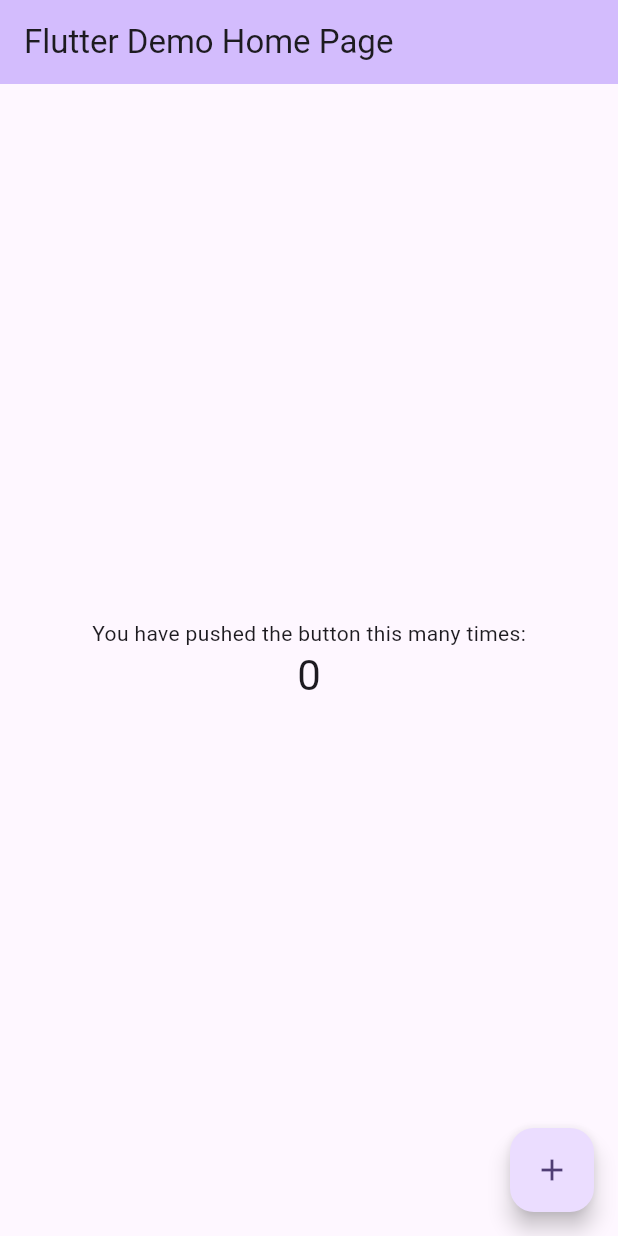
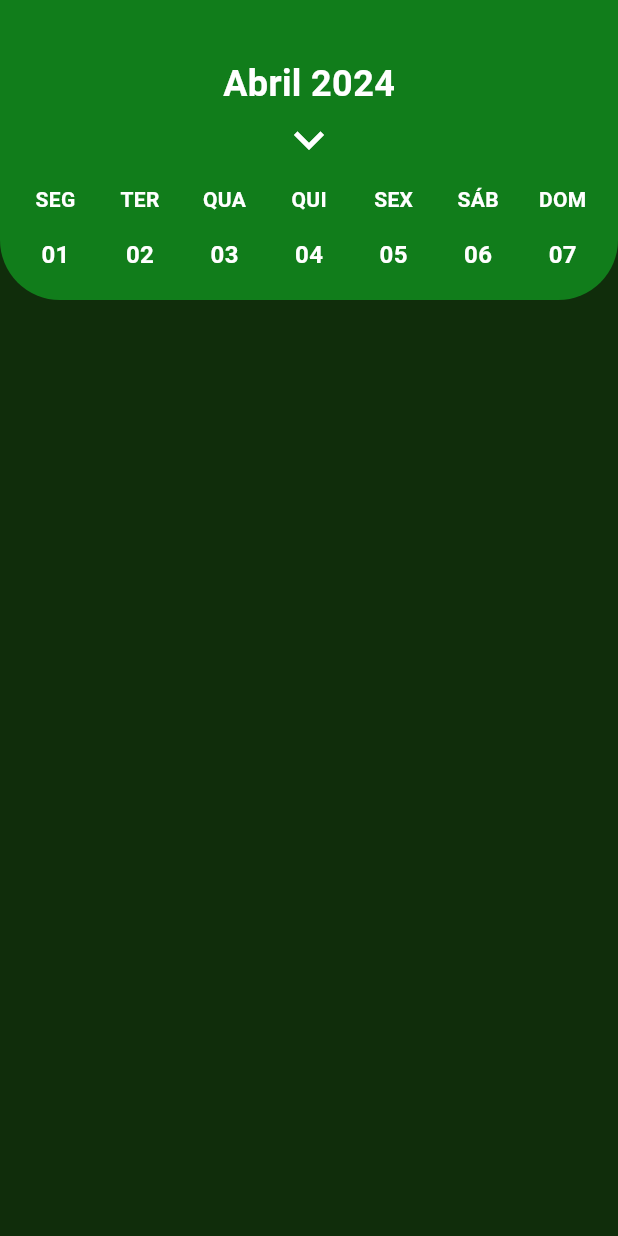
Before and after one commit to Hudsonrb77/Geren, a Flutter app: the screen it shows after launch, on a phone screen of 412 x 824 dp. Run offline on Flutter 3.47's test engine with Material 3 defaults, Android fonts, the phone set to English and light mode, and no system bars.

Commit message:
Iniciando o  desenvolvimento a tela home.

```diff
--- a/lib/main.dart
+++ b/lib/main.dart
@@ -1,125 +1,42 @@
 import 'package:flutter/material.dart';
+//import 'screens/singup_page.dart';
+import 'screens/home_page.dart';
 
-void main() {
-  runApp(const MyApp());
-}
+main() => runApp(GenApp());
 
-class MyApp extends StatelessWidget {
-  const MyApp({super.key});
+class GenApp extends StatelessWidget {
+  GenApp({super.key});
+  final ThemeData tema = ThemeData();
 
-  // This widget is the root of your application.
   @override
   Widget build(BuildContext context) {
     return MaterialApp(
-      title: 'Flutter Demo',
-      theme: ThemeData(
-        // This is the theme of your application.
-        //
-        // TRY THIS: Try running your application with "flutter run". You'll see
-        // the application has a purple toolbar. Then, without quitting the app,
-        // try changing the seedColor in the colorScheme below to Colors.green
-        // and then invoke "hot reload" (save your changes or press the "hot
-        // reload" button in a Flutter-supported IDE, or press "r" if you used
-        // the command line to start the app).
-        //
-        // Notice that the counter didn't reset back to zero; the application
-        // state is not lost during the reload. To reset the state, use hot
-        // restart instead.
-        //
-        // This works for code too, not just values: Most code changes can be
-        // tested with just a hot reload.
-        colorScheme: ColorScheme.fromSeed(seedColor: Colors.deepPurple),
-        useMaterial3: true,
+      home: HomePage(),
+      theme: tema.copyWith(
+        colorScheme: tema.colorScheme.copyWith(
+          primary: Colors.green,
+          secondary: Colors.amber,
+        ),
+        textTheme: tema.textTheme.copyWith(
+          titleLarge: const TextStyle(
+            fontFamily: 'Sora',
+            fontSize: 18,
+            fontWeight: FontWeight.bold,
+            color: Color.fromARGB(255, 235, 204, 204),
+          ),
+          labelLarge: const TextStyle(
+            color: Colors.white,
+            fontWeight: FontWeight.bold,
+          ),
+        ),
+        appBarTheme: const AppBarTheme(
+          titleTextStyle: TextStyle(
+            fontFamily: 'Sora',
+            fontSize: 20,
+            fontWeight: FontWeight.bold,
+          ),
+        ),
       ),
-      home: const MyHomePage(title: 'Flutter Demo Home Page'),
     );
   }
 }
-
-class MyHomePage extends StatefulWidget {
-  const MyHomePage({super.key, required this.title});
-
-  // This widget is the home page of your application. It is stateful, meaning
-  // that it has a State object (defined below) that contains fields that affect
-  // how it looks.
-
-  // This class is the configuration for the state. It holds the values (in this
-  // case the title) provided by the parent (in this case the App widget) and
-  // used by the build method of the State. Fields in a Widget subclass are
-  // always marked "final".
-
-  final String title;
-
-  @override
-  State<MyHomePage> createState() => _MyHomePageState();
-}
-
-class _MyHomePageState extends State<MyHomePage> {
-  int _counter = 0;
-
-  void _incrementCounter() {
-    setState(() {
-      // This call to setState tells the Flutter framework that something has
-      // changed in this State, which causes it to rerun the build method below
-      // so that the display can reflect the updated values. If we changed
-      // _counter without calling setState(), then the build method would not be
-      // called again, and so nothing would appear to happen.
-      _counter++;
-    });
-  }
-
-  @override
-  Widget build(BuildContext context) {
-    // This method is rerun every time setState is called, for instance as done
-    // by the _incrementCounter method above.
-    //
-    // The Flutter framework has been optimized to make rerunning build methods
-    // fast, so that you can just rebuild anything that needs updating rather
-    // than having to individually change instances of widgets.
-    return Scaffold(
-      appBar: AppBar(
-        // TRY THIS: Try changing the color here to a specific color (to
-        // Colors.amber, perhaps?) and trigger a hot reload to see the AppBar
-        // change color while the other colors stay the same.
-        backgroundColor: Theme.of(context).colorScheme.inversePrimary,
-        // Here we take the value from the MyHomePage object that was created by
-        // the App.build method, and use it to set our appbar title.
-        title: Text(widget.title),
-      ),
-      body: Center(
-        // Center is a layout widget. It takes a single child and positions it
-        // in the middle of the parent.
-        child: Column(
-          // Column is also a layout widget. It takes a list of children and
-          // arranges them vertically. By default, it sizes itself to fit its
-          // children horizontally, and tries to be as tall as its parent.
-          //
-          // Column has various properties to control how it sizes itself and
-          // how it positions its children. Here we use mainAxisAlignment to
-          // center the children vertically; the main axis here is the vertical
-          // axis because Columns are vertical (the cross axis would be
-          // horizontal).
-          //
-          // TRY THIS: Invoke "debug painting" (choose the "Toggle Debug Paint"
-          // action in the IDE, or press "p" in the console), to see the
-          // wireframe for each widget.
-          mainAxisAlignment: MainAxisAlignment.center,
-          children: <Widget>[
-            const Text(
-              'You have pushed the button this many times:',
-            ),
-            Text(
-              '$_counter',
-              style: Theme.of(context).textTheme.headlineMedium,
-            ),
-          ],
-        ),
-      ),
-      floatingActionButton: FloatingActionButton(
-        onPressed: _incrementCounter,
-        tooltip: 'Increment',
-        child: const Icon(Icons.add),
-      ), // This trailing comma makes auto-formatting nicer for build methods.
-    );
-  }
-}
--- /dev/null
+++ b/lib/screens/home_page.dart
@@ -0,0 +1,128 @@
+import 'package:flutter/material.dart';
+
+class HomePage extends StatefulWidget {
+  @override
+  _HomePageState createState() => _HomePageState();
+}
+
+class _HomePageState extends State<HomePage> {
+  String? _selectedDay; // Pode ser nulo agora
+
+  @override
+  Widget build(BuildContext context) {
+    // Obtém a largura máxima do dispositivo
+    double maxWidth = MediaQuery.of(context).size.width;
+
+    return Scaffold(
+      backgroundColor: const Color.fromARGB(255, 16, 45, 11),
+      body: SingleChildScrollView(
+        child: Column(
+          children: [
+            Container(
+              width: maxWidth, // Largura máxima do dispositivo
+              height: 200,
+              decoration: const BoxDecoration(
+                color: Color.fromRGBO(17, 125, 27, 1), // Cor em RGB
+                borderRadius: BorderRadius.only(
+                  bottomLeft: Radius.circular(40),
+                  bottomRight: Radius.circular(40),
+                ),
+              ),
+              child: Center(
+                child: Column(
+                  mainAxisAlignment: MainAxisAlignment.center,
+                  children: [
+                    SizedBox(
+                      height: 30,
+                    ),
+                    const Text(
+                      'Abril 2024',
+                      style: TextStyle(
+                        color: Colors.white,
+                        fontSize: 24,
+                        fontWeight: FontWeight.bold,
+                      ),
+                    ),
+                    const Icon(
+                      Icons.keyboard_arrow_down,
+                      color: Colors.white,
+                      size: 40,
+                    ),
+                    const SizedBox(height: 10),
+                    Row(
+                      mainAxisAlignment: MainAxisAlignment.spaceEvenly,
+                      children: [
+                        _buildDayInfo('SEG', '01'),
+                        _buildDayInfo('TER', '02'),
+                        _buildDayInfo('QUA', '03'),
+                        _buildDayInfo('QUI', '04'),
+                        _buildDayInfo('SEX', '05'),
+                        _buildDayInfo('SÁB', '06'),
+                        _buildDayInfo('DOM', '07'),
+                      ],
+                    ),
+                  ],
+                ),
+              ),
+            ),
+            const SizedBox(
+                height:
+                    20), // Espaçamento entre o retângulo e o conteúdo abaixo
+            // Adicione aqui o resto do conteúdo da tela
+          ],
+        ),
+      ),
+    );
+  }
+
+  Widget _buildDayInfo(String weekDay, String dayNumber) {
+    bool isSelected = _selectedDay == dayNumber;
+
+    return Column(
+      children: [
+        Text(
+          weekDay,
+          style: const TextStyle(
+            color: Colors.white,
+            fontWeight: FontWeight.bold,
+          ),
+        ),
+        const SizedBox(height: 5),
+        GestureDetector(
+          onTap: () {
+            setState(() {
+              if (_selectedDay == dayNumber) {
+                _selectedDay = null; // Deseleciona se já estiver selecionado
+              } else {
+                _selectedDay = dayNumber; // Seleciona o dia
+              }
+            });
+          },
+          child: Container(
+            decoration: BoxDecoration(
+              color: isSelected
+                  ? Color.fromRGBO(17, 125, 27, 1)
+                  : Colors.transparent,
+              shape: BoxShape.circle,
+              border: Border.all(
+                color: isSelected
+                    ? Color.fromRGBO(0, 255, 40, 1.0)
+                    : Colors.transparent,
+                width: 2,
+              ),
+            ),
+            padding: const EdgeInsets.all(8),
+            child: Text(
+              dayNumber,
+              style: TextStyle(
+                color: isSelected ? Colors.white : Colors.white,
+                fontWeight: FontWeight.bold,
+                fontSize: 16,
+              ),
+            ),
+          ),
+        ),
+      ],
+    );
+  }
+}
```
Also changed, not shown: lib/screens/singup_page.dart (added, +122 -0 lines), lib/widgets/botao_agendar.dart (added, +36 -0 lines), lib/widgets/campo_de_entrada.dart (added, +57 -0 lines), lib/widgets/campo_de_texto.dart (added, +47 -0 lines), pubspec.yaml (+11 -7 lines), assets/fonts/Sora-Bold.ttf (added), assets/fonts/Sora-Light.ttf (added), assets/fonts/Sora-Medium.ttf (added), assets/fonts/Sora-SemiBold.ttf (added), assets/images/areia.png (added), assets/images/sintetico.png (added), 1 other file.
